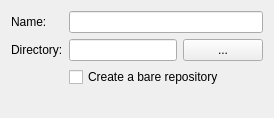
Old version of the form src/dialogs/LocationPage.ui in the repository AHSauge/Pawmmit.
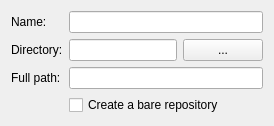
New version of the form.

The edit to the form file:
```diff
--- a/src/dialogs/LocationPage.ui
+++ b/src/dialogs/LocationPage.ui
@@ -67,7 +67,21 @@
        </layout>
       </widget>
      </item>
+     <item row="2" column="0">
+      <widget class="QLabel" name="label_3">
+       <property name="text">
+        <string>Full path:</string>
+       </property>
+      </widget>
+     </item>
      <item row="2" column="1">
+      <widget class="QLineEdit" name="mFullPath">
+       <property name="readOnly">
+        <bool>true</bool>
+       </property>
+      </widget>
+     </item>
+     <item row="3" column="1">
       <widget class="QCheckBox" name="mBare">
        <property name="text">
         <string>Create a bare repository</string>
@@ -76,13 +90,6 @@
      </item>
     </layout>
    </item>
-   <item>
-    <widget class="QLabel" name="mLabel">
-     <property name="visible">
-      <bool>false</bool>
-     </property>
-    </widget>
-   </item>
   </layout>
  </widget>
  <resources/>
```
